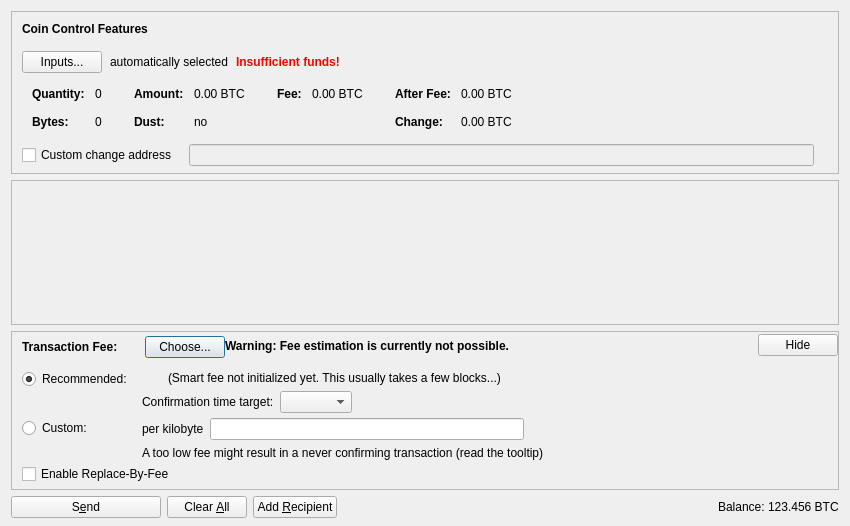
The window that src/qt/forms/sendcoinsdialog.ui (MonkeyD-Core/eoz) describes before a commit, drawn with Qt 5.
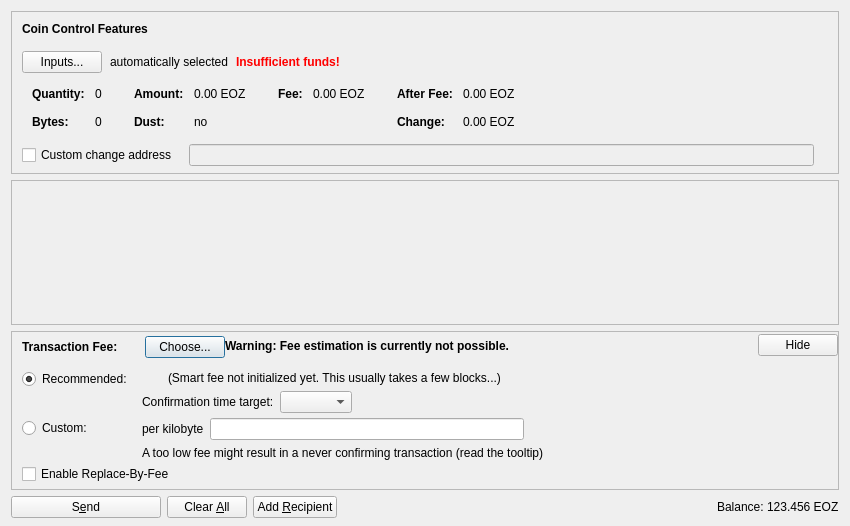
The same window after the commit. Icons and pictures are not drawn. Custom widgets are drawn as their Qt base class.

Diff of the .ui file:
```diff
--- a/src/qt/forms/sendcoinsdialog.ui
+++ b/src/qt/forms/sendcoinsdialog.ui
@@ -324,7 +324,7 @@
                   <enum>Qt::ActionsContextMenu</enum>
                  </property>
                  <property name="text">
-                  <string notr="true">0.00 BTC</string>
+                  <string notr="true">0.00 EOZ</string>
                  </property>
                  <property name="textInteractionFlags">
                   <set>Qt::LinksAccessibleByMouse|Qt::TextSelectableByKeyboard|Qt::TextSelectableByMouse</set>
@@ -404,7 +404,7 @@
                   <enum>Qt::ActionsContextMenu</enum>
                  </property>
                  <property name="text">
-                  <string notr="true">0.00 BTC</string>
+                  <string notr="true">0.00 EOZ</string>
                  </property>
                  <property name="textInteractionFlags">
                   <set>Qt::LinksAccessibleByMouse|Qt::TextSelectableByKeyboard|Qt::TextSelectableByMouse</set>
@@ -455,7 +455,7 @@
                   <enum>Qt::ActionsContextMenu</enum>
                  </property>
                  <property name="text">
-                  <string notr="true">0.00 BTC</string>
+                  <string notr="true">0.00 EOZ</string>
                  </property>
                  <property name="textInteractionFlags">
                   <set>Qt::LinksAccessibleByMouse|Qt::TextSelectableByKeyboard|Qt::TextSelectableByMouse</set>
@@ -484,7 +484,7 @@
                   <enum>Qt::ActionsContextMenu</enum>
                  </property>
                  <property name="text">
-                  <string notr="true">0.00 BTC</string>
+                  <string notr="true">0.00 EOZ</string>
                  </property>
                  <property name="textInteractionFlags">
                   <set>Qt::LinksAccessibleByMouse|Qt::TextSelectableByKeyboard|Qt::TextSelectableByMouse</set>
@@ -1214,7 +1214,7 @@
           <cursorShape>IBeamCursor</cursorShape>
          </property>
          <property name="text">
-          <string notr="true">123.456 BTC</string>
+          <string notr="true">123.456 EOZ</string>
          </property>
          <property name="textInteractionFlags">
           <set>Qt::LinksAccessibleByMouse|Qt::TextSelectableByKeyboard|Qt::TextSelectableByMouse</set>
```
